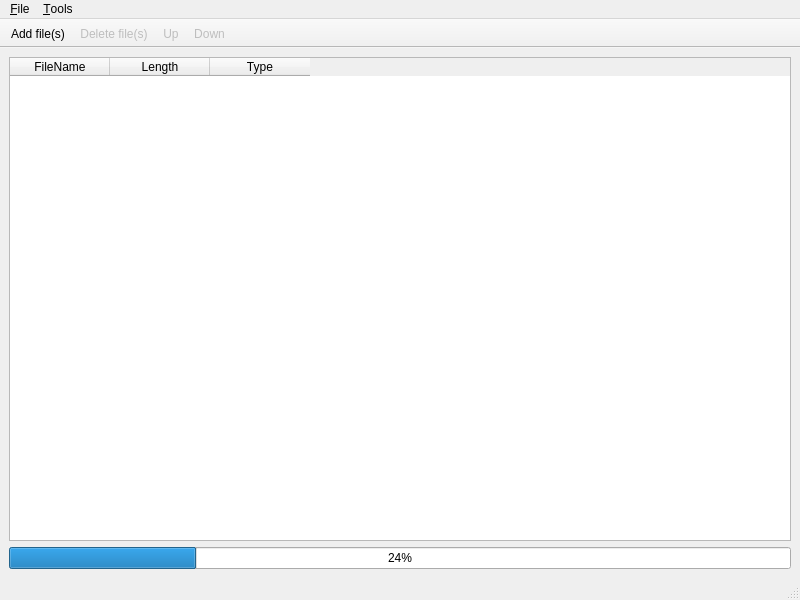
First picture: the form in ui/mainwindow.ui, repository Dominoman/Cartmaker, before the edit.
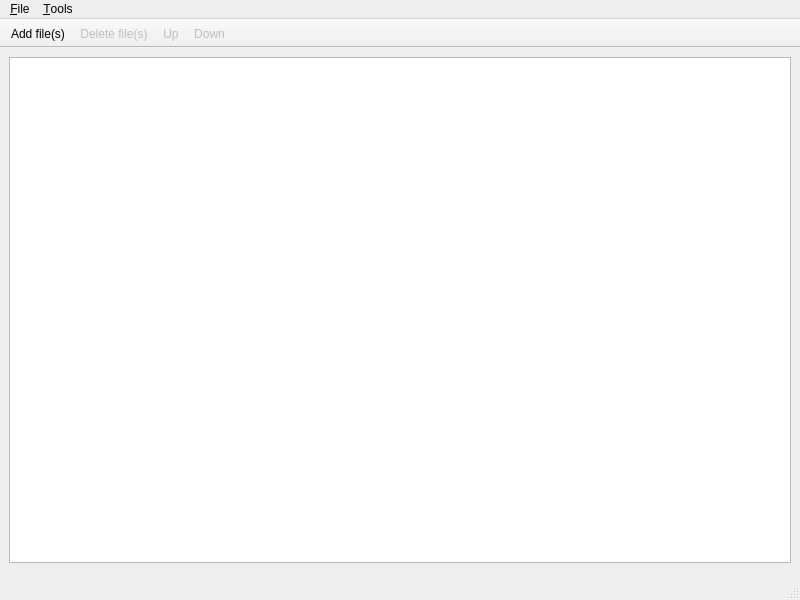
Second picture: the form after the edit. Icons and pictures are not drawn.

```diff
--- a/ui/mainwindow.ui
+++ b/ui/mainwindow.ui
@@ -16,30 +16,26 @@
   <widget class="QWidget" name="centralwidget">
    <layout class="QVBoxLayout" name="verticalLayout">
     <item>
-     <widget class="QTableWidget" name="tableWidget">
-      <column>
-       <property name="text">
-        <string>FileName</string>
-       </property>
-      </column>
-      <column>
-       <property name="text">
-        <string>Length</string>
-       </property>
-      </column>
-      <column>
-       <property name="text">
-        <string>Type</string>
-       </property>
-      </column>
+     <widget class="QTableView" name="tableView">
+      <property name="selectionMode">
+       <enum>QAbstractItemView::ContiguousSelection</enum>
+      </property>
+      <property name="selectionBehavior">
+       <enum>QAbstractItemView::SelectRows</enum>
+      </property>
+      <attribute name="horizontalHeaderCascadingSectionResizes">
+       <bool>true</bool>
+      </attribute>
+      <attribute name="horizontalHeaderStretchLastSection">
+       <bool>true</bool>
+      </attribute>
+      <attribute name="verticalHeaderVisible">
+       <bool>false</bool>
+      </attribute>
      </widget>
     </item>
     <item>
-     <widget class="QProgressBar" name="progressBar">
-      <property name="value">
-       <number>24</number>
-      </property>
-     </widget>
+     <widget class="QWidget" name="widget" native="true"/>
     </item>
    </layout>
   </widget>
```
